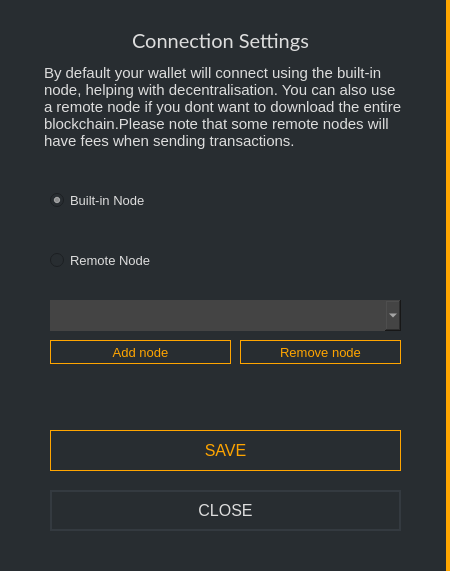
The window that src/gui/ui/nodesettings.ui (ConcealNetwork/conceal-desktop) describes before a commit, drawn with Qt 5.
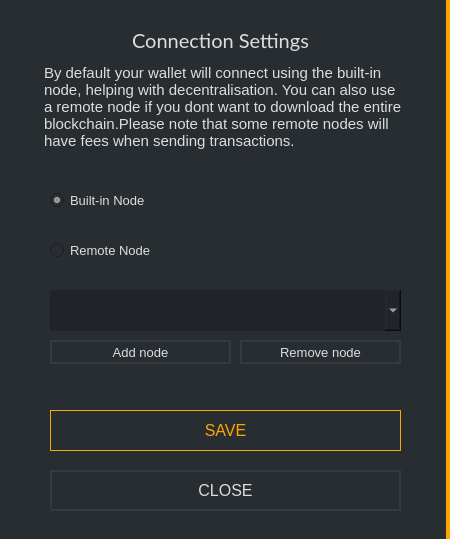
The same window after the commit. Icons and pictures are not drawn.

Commit message: node settings ui

```diff
--- a/src/gui/ui/nodesettings.ui
+++ b/src/gui/ui/nodesettings.ui
@@ -7,7 +7,7 @@
     <x>0</x>
     <y>0</y>
     <width>450</width>
-    <height>571</height>
+    <height>539</height>
    </rect>
   </property>
   <property name="minimumSize">
@@ -28,7 +28,7 @@
      <x>0</x>
      <y>0</y>
      <width>450</width>
-     <height>571</height>
+     <height>541</height>
     </rect>
    </property>
    <property name="styleSheet">
@@ -91,7 +91,7 @@
     <property name="geometry">
      <rect>
       <x>50</x>
-      <y>250</y>
+      <y>240</y>
       <width>351</width>
       <height>21</height>
      </rect>
@@ -143,7 +143,7 @@
     <property name="geometry">
      <rect>
       <x>50</x>
-      <y>490</y>
+      <y>470</y>
       <width>351</width>
       <height>41</height>
      </rect>
@@ -170,7 +170,7 @@
     <property name="geometry">
      <rect>
       <x>50</x>
-      <y>430</y>
+      <y>410</y>
       <width>351</width>
       <height>41</height>
      </rect>
@@ -197,9 +197,9 @@
     <property name="geometry">
      <rect>
       <x>50</x>
-      <y>300</y>
+      <y>290</y>
       <width>351</width>
-      <height>31</height>
+      <height>41</height>
      </rect>
     </property>
     <property name="minimumSize">
@@ -209,10 +209,10 @@
      </size>
     </property>
     <property name="styleSheet">
-     <string notr="true">color: #ddd;
+     <string notr="true">background-color: #212529;
 border-right: 0px;
-font-size: 13px;
-background-color:#444;</string>
+color: #e5e5e5;
+padding: 5px;</string>
     </property>
     <property name="editable">
      <bool>false</bool>
@@ -231,7 +231,7 @@
      </rect>
     </property>
     <property name="styleSheet">
-     <string notr="true">color: orange; background-color: #1; border: 1px solid orange; font-size: 13px;</string>
+     <string notr="true">color: #ddd; border: 2px solid #343a40; font-size: 13px; background-color: #21259;</string>
     </property>
     <property name="text">
      <string>Remove node</string>
@@ -247,7 +247,7 @@
      </rect>
     </property>
     <property name="styleSheet">
-     <string notr="true">color: orange; background-color: #1; border: 1px solid orange; font-size: 13px;</string>
+     <string notr="true">color: #ddd; border: 2px solid #343a40; font-size: 13px; background-color: #21259;</string>
     </property>
     <property name="text">
      <string>Add node</string>
```
